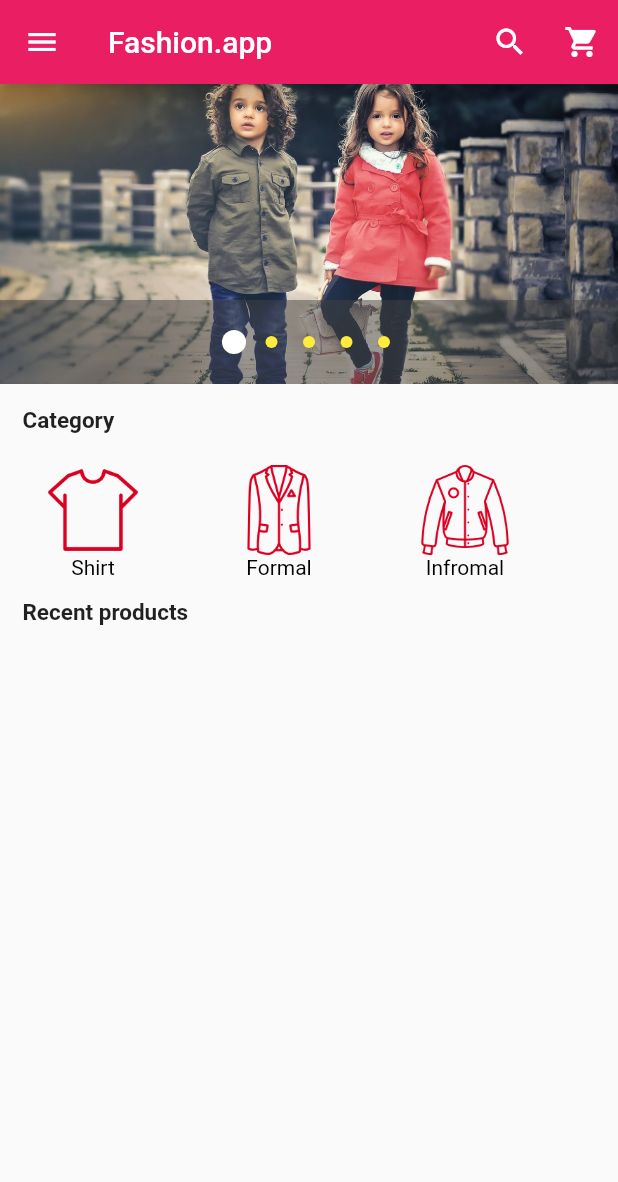
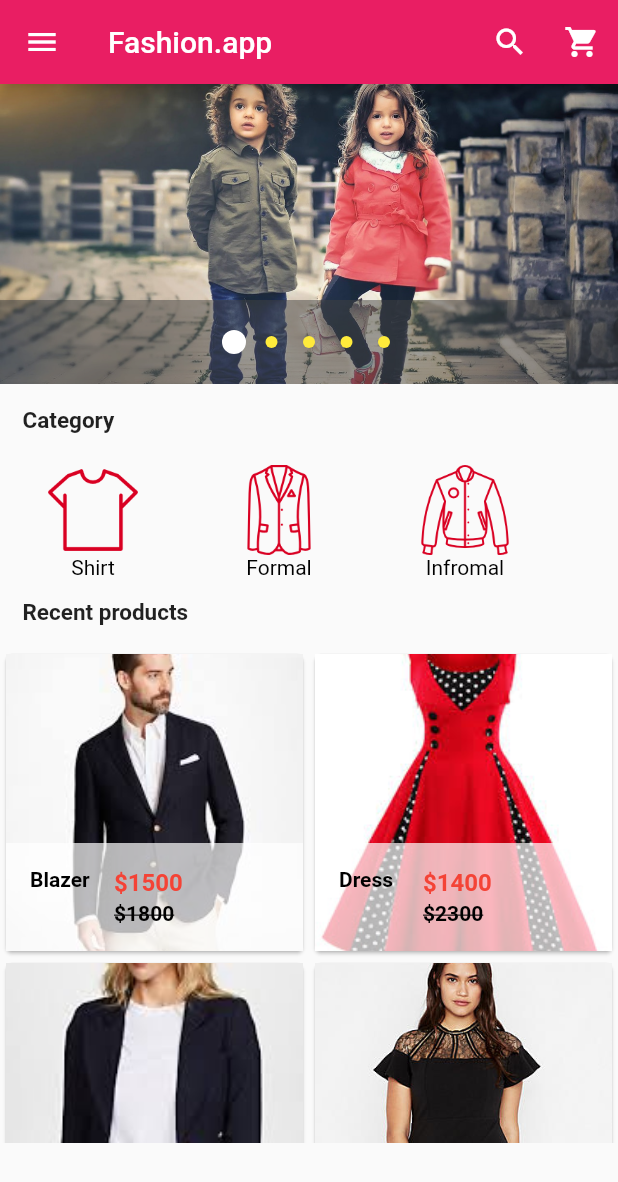
Before and after one commit to Sourav59580/Fashion_app_with-flutter, a Flutter app: the screen it shows after launch, on a phone screen of 412 x 824 dp. Shown: the top 1182 px of the screen. Run offline on Flutter 3.47's test engine with Material 2 defaults, Android fonts, the phone set to English and light mode, and no system bars; drawn by our look-alikes of carousel_pro.

Commit message:
recent Product container done commit(09/07/2020)

```diff
--- a/lib/component/products.dart
+++ b/lib/component/products.dart
@@ -1,8 +1,145 @@
 import 'package:flutter/material.dart';
 
-class Product extends StatelessWidget {
+class Products extends StatefulWidget {
+  @override
+  _ProductsState createState() => _ProductsState();
+}
+
+class _ProductsState extends State<Products> {
+  var productList = [
+    {
+      "name" : "Blazer",
+      "picture": "images/products/blazer1.jpeg",
+      "oldPrice": 1800,
+      "price": 1500
+    },
+    {
+      "name" : "Dress",
+      "picture": "images/products/dress1.jpeg",
+      "oldPrice": 2300,
+      "price": 1400
+    },
+    {
+      "name" : "Blazer",
+      "picture": "images/products/blazer2.jpeg",
+      "oldPrice": 1800,
+      "price": 1500
+    },
+    {
+      "name" : "Dress",
+      "picture": "images/products/dress2.jpeg",
+      "oldPrice": 2300,
+      "price": 1400
+    },
+    {
+      "name" : "Dress",
+      "picture": "images/products/hills1.jpeg",
+      "oldPrice": 2300,
+      "price": 1400
+    },
+    {
+      "name" : "Dress",
+      "picture": "images/products/hills2.jpeg",
+      "oldPrice": 2300,
+      "price": 1400
+    },
+    {
+      "name" : "Dress",
+      "picture": "images/products/pants1.jpg",
+      "oldPrice": 2300,
+      "price": 1400
+    },
+    {
+      "name" : "Dress",
+      "picture": "images/products/pants2.jpeg",
+      "oldPrice": 2300,
+      "price": 1400
+    },
+    {
+      "name" : "Dress",
+      "picture": "images/products/shoe1.jpg",
+      "oldPrice": 2300,
+      "price": 1400
+    },
+    {
+      "name" : "Dress",
+      "picture": "images/products/skt1.jpeg",
+      "oldPrice": 2300,
+      "price": 1400
+    },
+    {
+      "name" : "Dress",
+      "picture": "images/products/skt2.jpeg",
+      "oldPrice": 2300,
+      "price": 1400
+    },
+  ];
   @override
   Widget build(BuildContext context) {
-    return Container();
+    return GridView.builder(
+        itemCount: productList.length,
+        gridDelegate: SliverGridDelegateWithFixedCrossAxisCount(
+          crossAxisCount: 2),
+        itemBuilder: (BuildContext context, int index){
+          return SingleProduct(
+            productName: productList[index]['name'],
+            productImage: productList[index]['picture'],
+            productOldPrice: productList[index]['oldPrice'],
+            productPrice: productList[index]['price'],
+          );
+        }
+    );
   }
 }
+
+class SingleProduct extends StatelessWidget {
+  final productName;
+  final productImage;
+  final productOldPrice;
+  final productPrice;
+
+  SingleProduct({
+    this.productName,
+    this.productImage,
+    this.productOldPrice,
+    this.productPrice
+});
+  @override
+  Widget build(BuildContext context) {
+    return Card(
+      child: Hero(
+        tag: productName,
+        child: Material(
+          child: InkWell(
+            onTap: (){},
+            child: GridTile(
+              footer: Container(
+                color: Colors.white70,
+                child: ListTile(
+                  leading: Text(productName,
+                    style: TextStyle(
+                        color: Colors.black,
+                        fontWeight:FontWeight.bold,),
+                  ),
+                  title: Text("\$$productPrice",
+                    style: TextStyle(
+                        color: Colors.red,
+                        fontWeight: FontWeight.bold),
+                  ),
+                  subtitle: Text("\$$productOldPrice",
+                  style: TextStyle(
+                    color: Colors.black,
+                    fontWeight: FontWeight.bold,
+                    decoration: TextDecoration.lineThrough),
+                  ),
+                ),
+              ),
+              child: Image.asset(productImage,
+              fit: BoxFit.cover,),
+            ),
+          ),
+        ),
+      ),
+    );
+  }
+}
--- a/lib/main.dart
+++ b/lib/main.dart
@@ -1,5 +1,7 @@
 import 'package:flutter/material.dart';
 import 'package:carousel_pro/carousel_pro.dart';
+
+//My own import file
 import 'package:flutterfashion/component/horijontalList.dart';
 import 'package:flutterfashion/component/products.dart';
 
@@ -142,8 +144,8 @@ class _HomePageState extends State<HomePage> {
             child: Text("Recent products",style: TextStyle(fontWeight: FontWeight.bold,fontSize: 15),),
           ),
           Container(
-            height: 320,
-            child: Product(),
+            height: 330,
+            child: Products(),
           ),
 
         ],
```
Also changed, not shown: pubspec.yaml (+11 -0 lines).
